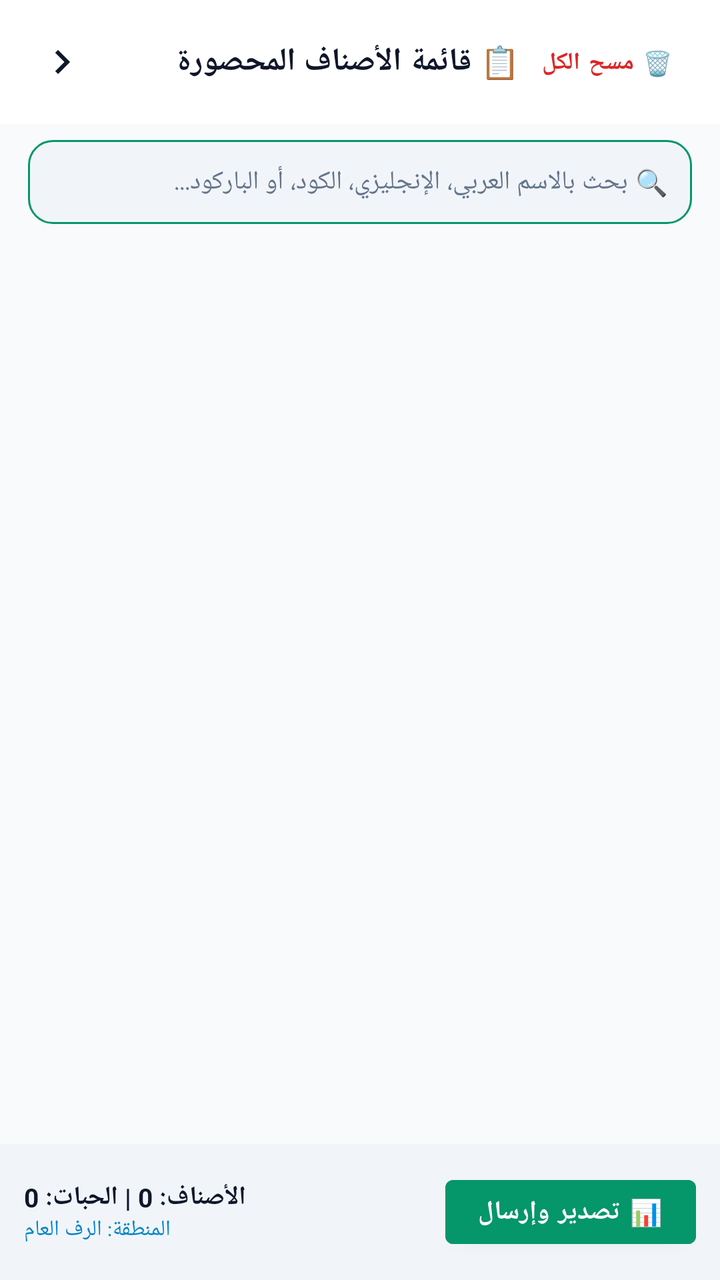
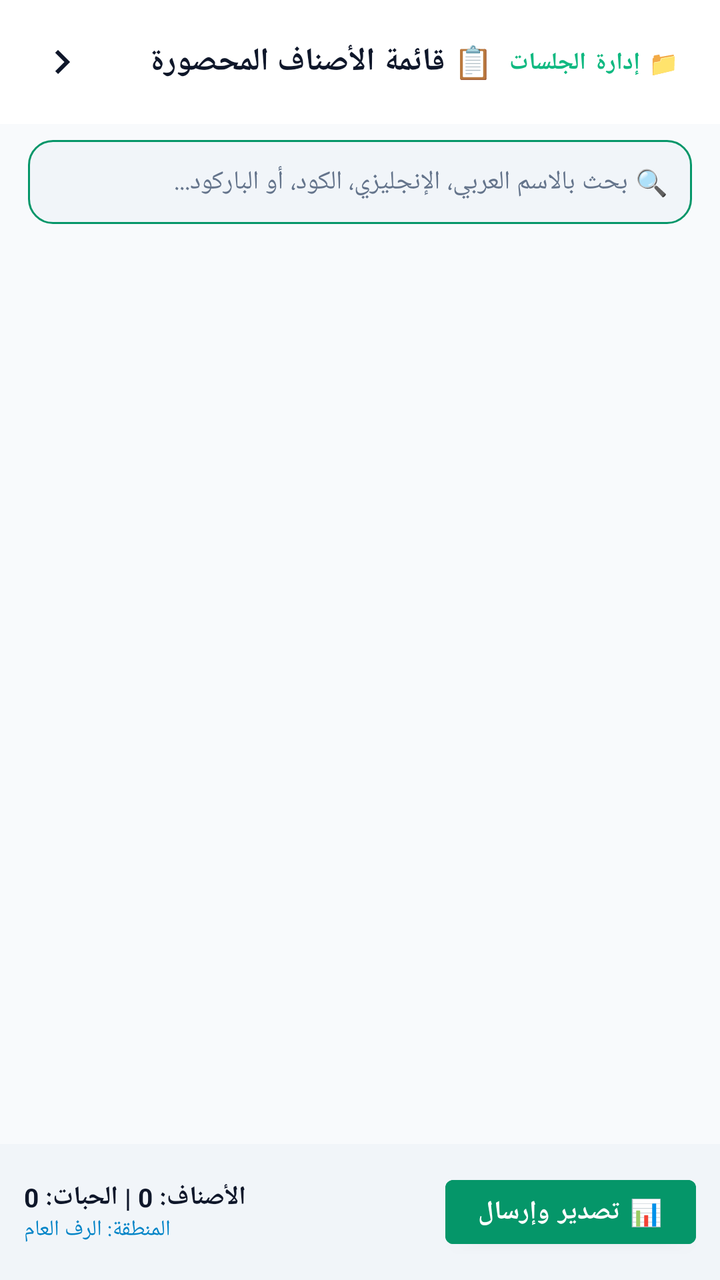

Two renders of the same Android screen: before a commit and after it. Below are the layout's source before the change and the commit's diff.
<!-- AndroidManifest.xml: application theme Theme.FastInventory -->
<!-- res/layout/activity_audit_list.xml -->
<?xml version="1.0" encoding="utf-8"?>
<androidx.constraintlayout.widget.ConstraintLayout xmlns:android="http://schemas.android.com/apk/res/android"
    xmlns:app="http://schemas.android.com/apk/res-auto"
    android:layout_width="match_parent"
    android:layout_height="match_parent"
    android:background="@color/bg_main">

    
    <LinearLayout
        android:id="@+id/auditTopBar"
        android:layout_width="0dp"
        android:layout_height="wrap_content"
        android:background="@color/bg_card"
        android:gravity="center_vertical"
        android:orientation="horizontal"
        android:paddingStart="12dp"
        android:paddingTop="12dp"
        android:paddingEnd="12dp"
        android:paddingBottom="12dp"
        app:layout_constraintEnd_toEndOf="parent"
        app:layout_constraintStart_toStartOf="parent"
        app:layout_constraintTop_toTopOf="parent">

        <ImageButton
            android:id="@+id/btnBack"
            android:layout_width="38dp"
            android:layout_height="38dp"
            android:background="?attr/selectableItemBackgroundBorderless"
            android:src="@drawable/ic_back"
            app:tint="@color/text_primary" />

        <TextView
            android:id="@+id/txtAuditTitle"
            android:layout_width="0dp"
            android:layout_height="wrap_content"
            android:layout_marginStart="8dp"
            android:layout_weight="1"
            android:text="📋 قائمة الأصناف المحصورة"
            android:textColor="@color/text_primary"
            android:textSize="16sp"
            android:textStyle="bold" />

        <Button
            android:id="@+id/btnClearSession"
            style="@style/Widget.MaterialComponents.Button.TextButton"
            android:layout_width="wrap_content"
            android:layout_height="36dp"
            android:minHeight="0dp"
            android:text="🗑️ مسح الكل"
            android:textColor="@color/text_danger"
            android:textSize="12sp"
            android:textStyle="bold" />
    </LinearLayout>

    
    <EditText
        android:id="@+id/etSearchAudit"
        android:layout_width="0dp"
        android:layout_height="42dp"
        android:layout_marginStart="14dp"
        android:layout_marginTop="8dp"
        android:layout_marginEnd="14dp"
        android:background="@drawable/bg_count_box"
        android:hint="🔍 بحث بالاسم العربي، الإنجليزي، الكود، أو الباركود..."
        android:paddingStart="12dp"
        android:paddingEnd="12dp"
        android:textColor="@color/text_primary"
        android:textColorHint="@color/text_muted"
        android:textSize="13sp"
        app:layout_constraintEnd_toEndOf="parent"
        app:layout_constraintStart_toStartOf="parent"
        app:layout_constraintTop_toBottomOf="@+id/auditTopBar" />

    
    <androidx.recyclerview.widget.RecyclerView
        android:id="@+id/recyclerAuditItems"
        android:layout_width="0dp"
        android:layout_height="0dp"
        android:layout_marginTop="8dp"
        android:clipToPadding="false"
        android:padding="10dp"
        app:layout_constraintBottom_toTopOf="@+id/auditBottomBar"
        app:layout_constraintEnd_toEndOf="parent"
        app:layout_constraintStart_toStartOf="parent"
        app:layout_constraintTop_toBottomOf="@+id/etSearchAudit" />

    
    <TextView
        android:id="@+id/txtEmptyAudit"
        android:layout_width="wrap_content"
        android:layout_height="wrap_content"
        android:gravity="center"
        android:text="لا توجد أصناف في جلسة الجرد الحالية.\nابدأ بمسح الباركود لإضافتها."
        android:textColor="@color/text_secondary"
        android:textSize="15sp"
        android:visibility="gone"
        app:layout_constraintBottom_toTopOf="@+id/auditBottomBar"
        app:layout_constraintEnd_toEndOf="parent"
        app:layout_constraintStart_toStartOf="parent"
        app:layout_constraintTop_toBottomOf="@+id/etSearchAudit" />

    
    <LinearLayout
        android:id="@+id/auditBottomBar"
        android:layout_width="0dp"
        android:layout_height="wrap_content"
        android:background="@color/bg_card_secondary"
        android:gravity="center_vertical"
        android:orientation="horizontal"
        android:padding="12dp"
        app:layout_constraintBottom_toBottomOf="parent"
        app:layout_constraintEnd_toEndOf="parent"
        app:layout_constraintStart_toStartOf="parent">

        <LinearLayout
            android:layout_width="0dp"
            android:layout_height="wrap_content"
            android:layout_weight="1"
            android:orientation="vertical">

            <TextView
                android:id="@+id/txtAuditStats"
                android:layout_width="wrap_content"
                android:layout_height="wrap_content"
                android:text="الأصناف: 0 | الحبات: 0"
                android:textColor="@color/text_primary"
                android:textSize="13sp"
                android:textStyle="bold" />

            <TextView
                android:id="@+id/txtAuditZoneTag"
                android:layout_width="wrap_content"
                android:layout_height="wrap_content"
                android:text="المنطقة: الرف العام"
                android:textColor="@color/text_cyan"
                android:textSize="11sp" />
        </LinearLayout>

        <Button
            android:id="@+id/btnExportFromAudit"
            android:layout_width="wrap_content"
            android:layout_height="44dp"
            android:backgroundTint="@color/primary"
            android:text="📊 تصدير وإرسال"
            android:textColor="@color/white"
            android:textSize="13sp"
            android:textStyle="bold" />
    </LinearLayout>

</androidx.constraintlayout.widget.ConstraintLayout>
<!-- resources referenced by this layout -->
<resources>
  <color name="bg_card">#FFFFFF</color>
  <color name="bg_card_secondary">#F1F5F9</color>
  <color name="bg_main">#F8FAFC</color>
  <color name="primary">#059669</color>
  <color name="text_cyan">#0284C7</color>
  <color name="text_danger">#DC2626</color>
  <color name="text_muted">#64748B</color>
  <color name="text_primary">#0F172A</color>
  <color name="text_secondary">#475569</color>
  <color name="white">#FFFFFF</color>
  <!-- drawable bg_count_box (drawable) -->
  <?xml version="1.0" encoding="utf-8"?>
  <shape xmlns:android="http://schemas.android.com/apk/res/android"
      android:shape="rectangle">
      <corners android:radius="12dp" />
      <solid android:color="@color/bg_card_secondary" />
      <stroke
          android:width="1dp"
          android:color="@color/primary" />
  </shape>
  <!-- drawable ic_back (drawable) -->
  <vector xmlns:android="http://schemas.android.com/apk/res/android"
      android:width="24dp"
      android:height="24dp"
      android:viewportWidth="24"
      android:viewportHeight="24">
    <path
        android:fillColor="#FFFFFFFF"
        android:pathData="M8.59,16.59L13.17,12 8.59,7.41 10,6l6,6 -6,6 -1.41,-1.41z"/>
  </vector>
  <style name="Theme.FastInventory" parent="Theme.MaterialComponents.DayNight.NoActionBar">
          <item name="colorPrimary">@color/primary</item>
          <item name="colorPrimaryDark">@color/primary_dark</item>
          <item name="colorAccent">@color/accent</item>
          <item name="colorSurface">@color/bg_card</item>
          <item name="android:colorBackground">@color/bg_main</item>
          <item name="android:windowBackground">@color/bg_main</item>
          <item name="android:textColorPrimary">@color/text_primary</item>
          <item name="android:textColorSecondary">@color/text_secondary</item>
          <item name="android:forceDarkAllowed">false</item>
  
          
          <item name="textInputStyle">@style/Widget.FastInventory.TextInputLayout</item>
          <item name="editTextStyle">@style/Widget.FastInventory.TextInputEditText</item>
      </style>
  <color name="primary_dark">#064E3B</color>
  <color name="accent">#0284C7</color>
  <style name="Widget.FastInventory.TextInputLayout" parent="Widget.MaterialComponents.TextInputLayout.OutlinedBox">
          <item name="boxBackgroundMode">outline</item>
          <item name="boxBackgroundColor">@color/bg_input</item>
          <item name="boxStrokeColor">@color/input_stroke_selector</item>
          <item name="boxStrokeWidth">1.5dp</item>
          <item name="boxStrokeWidthFocused">2dp</item>
          <item name="boxCornerRadiusTopStart">10dp</item>
          <item name="boxCornerRadiusTopEnd">10dp</item>
          <item name="boxCornerRadiusBottomStart">10dp</item>
          <item name="boxCornerRadiusBottomEnd">10dp</item>
          <item name="hintTextColor">@color/primary_light</item>
          <item name="android:textColorHint">@color/text_secondary</item>
      </style>
  <style name="Widget.FastInventory.TextInputEditText" parent="Widget.MaterialComponents.TextInputEditText.OutlinedBox">
          <item name="android:textColor">@color/text_primary</item>
          <item name="android:textColorHint">@color/text_secondary</item>
          <item name="android:textSize">14sp</item>
          <item name="android:paddingTop">12dp</item>
          <item name="android:paddingBottom">12dp</item>
      </style>
  <color name="bg_input">#FFFFFF</color>
  <color name="primary_light">#10B981</color>
</resources>

<!-- the commit's change to res/layout/activity_audit_list.xml (unified diff, before → after) -->
@@ -46,8 +46,8 @@
             android:layout_width="wrap_content"
             android:layout_height="36dp"
             android:minHeight="0dp"
-            android:text="🗑️ مسح الكل"
-            android:textColor="@color/text_danger"
+            android:text="📁 إدارة الجلسات"
+            android:textColor="@color/primary_light"
             android:textSize="12sp"
             android:textStyle="bold" />
     </LinearLayout>
<!-- resource entries referenced after the edit -->
@@ -5,7 +5,6 @@
   <color name="bg_main">#F8FAFC</color>
   <color name="primary">#059669</color>
   <color name="text_cyan">#0284C7</color>
-  <color name="text_danger">#DC2626</color>
   <color name="text_muted">#64748B</color>
   <color name="text_primary">#0F172A</color>
   <color name="text_secondary">#475569</color>
